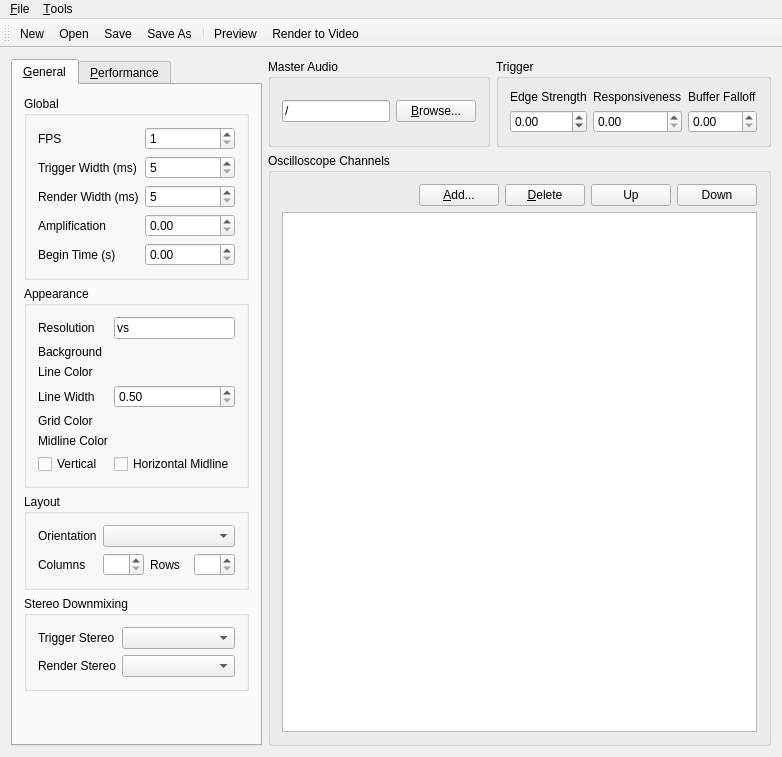
This is corrscope/gui/mainwindow.ui in corrscope/corrscope as Qt 5 draws it before an edit. The edited form follows.
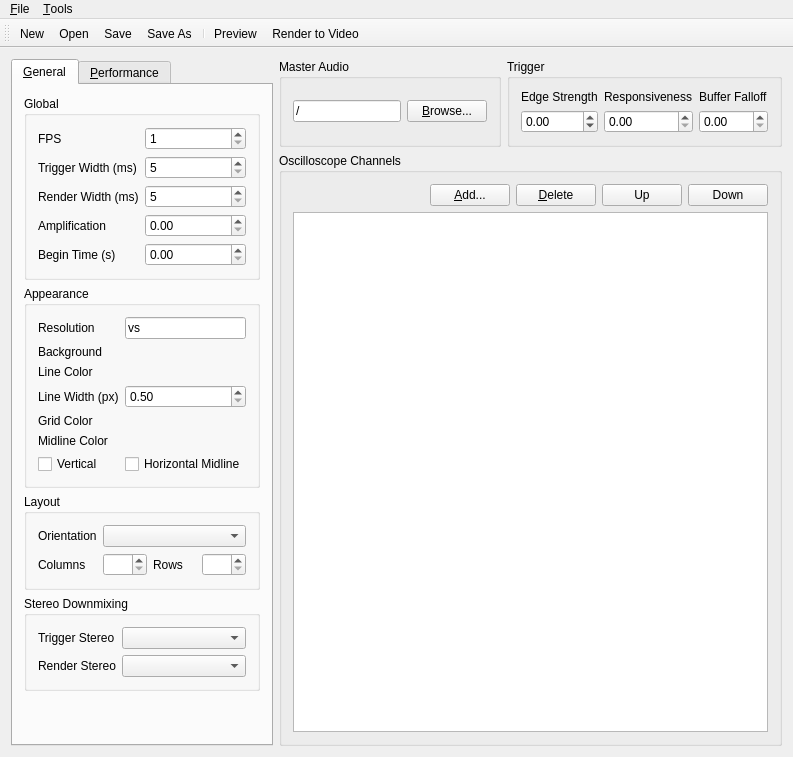
This is the edited form. Custom widgets are drawn as their Qt base class.

Commit message: [ui] Line Width (px)

Diff of the .ui file:
```diff
--- a/corrscope/gui/mainwindow.ui
+++ b/corrscope/gui/mainwindow.ui
@@ -159,7 +159,7 @@
            <item row="3" column="0">
             <widget class="QLabel" name="render__line_widthL">
              <property name="text">
-              <string>Line Width</string>
+              <string>Line Width (px)</string>
              </property>
             </widget>
            </item>
```
